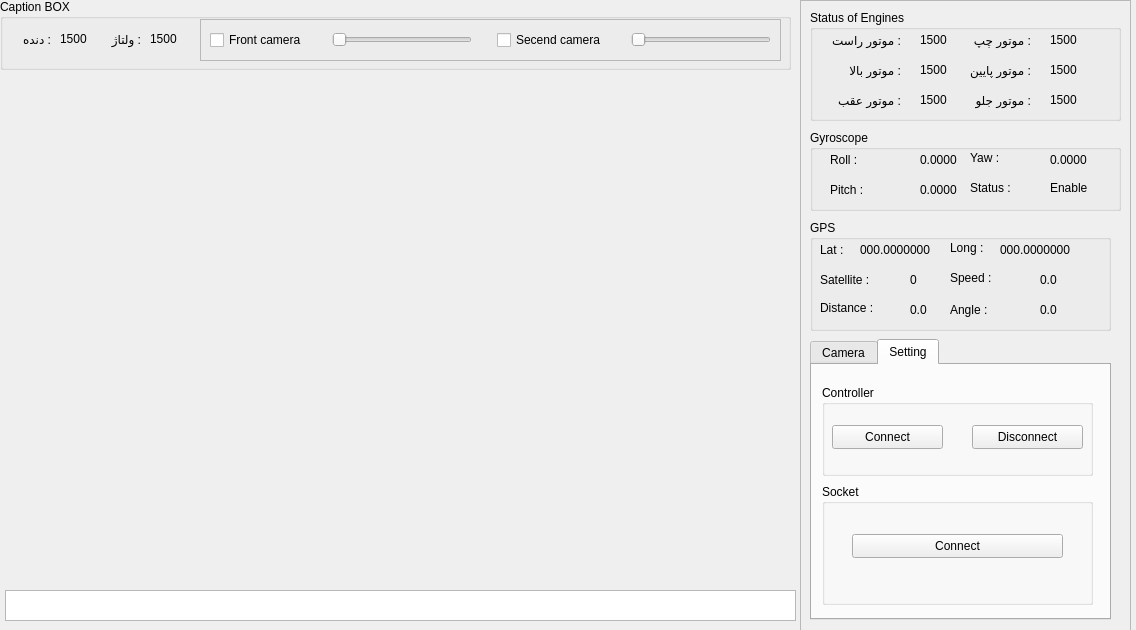
First picture: the form in Controller/mainwindow.ui, repository Alireza-2001/Underwater, before the edit.
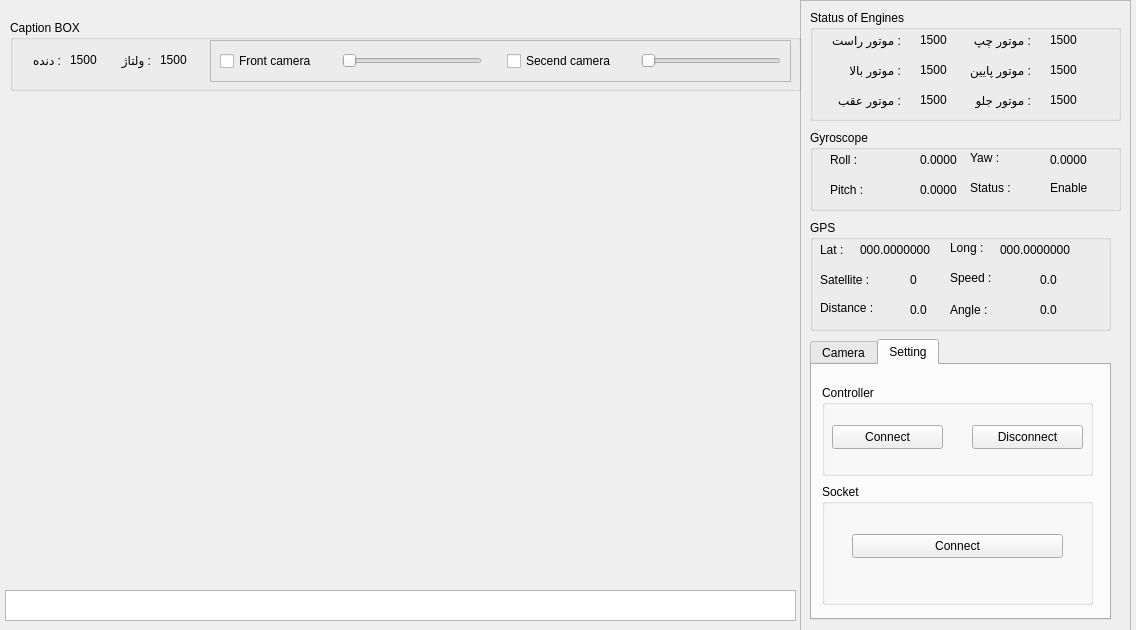
Second picture: the form after the edit.

```diff
--- a/Controller/mainwindow.ui
+++ b/Controller/mainwindow.ui
@@ -596,8 +596,8 @@
    <widget class="QGroupBox" name="gp4">
     <property name="geometry">
      <rect>
-      <x>0</x>
-      <y>-1</y>
+      <x>10</x>
+      <y>20</y>
       <width>791</width>
       <height>71</height>
      </rect>
```
